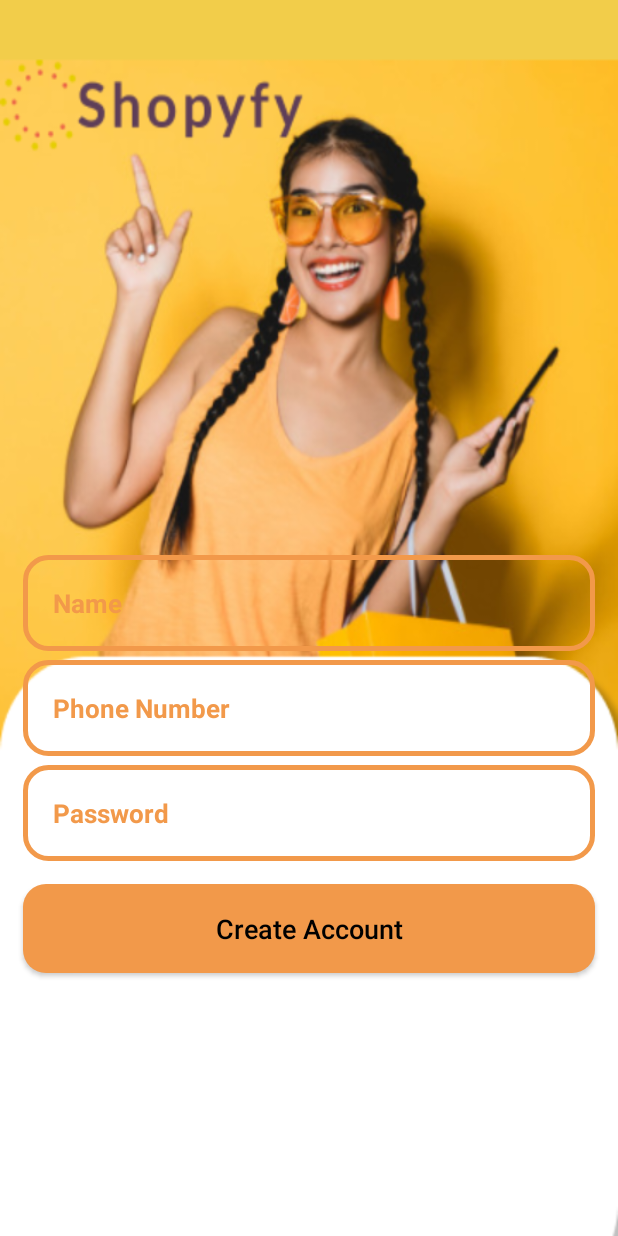
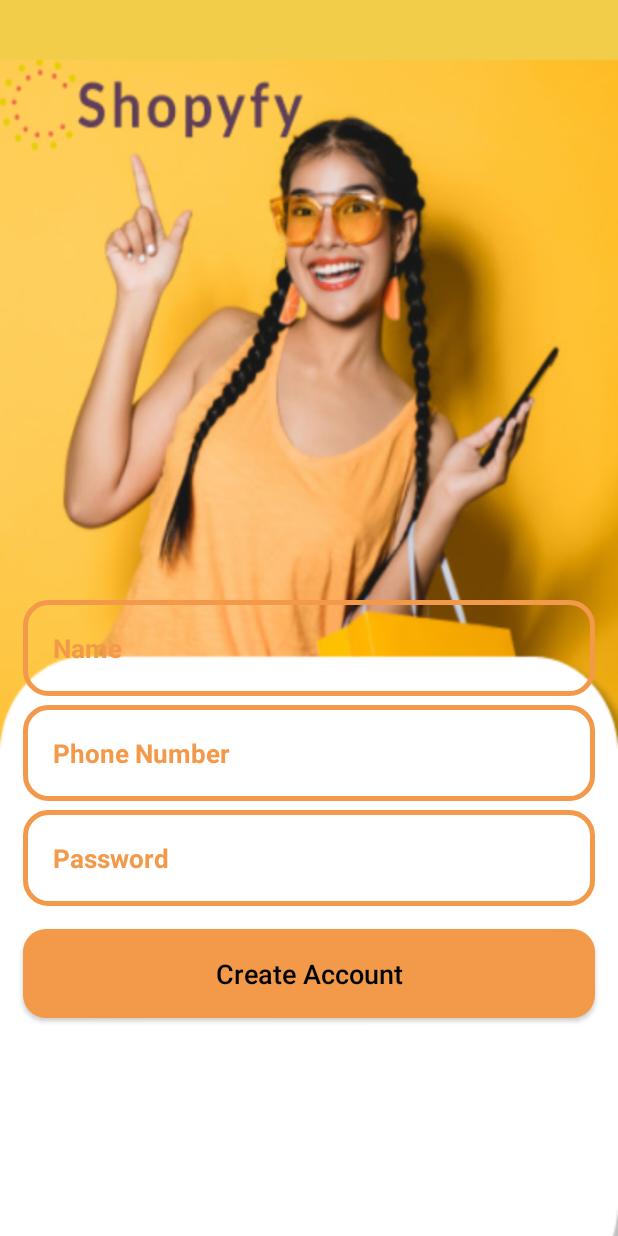
Before and after one commit to Bawani123/Shopify_new, an Android app: the RegisterActivity screen opened directly, with no data from a screen before it, on a phone screen of 412 x 824 dp. Run offline under Robolectric (Android 15) with nearby library versions, the phone set to English and light mode, and no system bars; our stand-ins replace Firebase (no records; nobody signed in at launch, a user with empty details on screens opened directly).

Commit message:
changed createaccount

```diff
--- a/app/src/main/res/layout/activity_register.xml
+++ b/app/src/main/res/layout/activity_register.xml
@@ -33,7 +33,7 @@
         android:textColorHint="@color/colorPrimaryDark"
         android:textSize="17sp"
         android:textStyle="bold"
-        android:layout_marginTop="80dp"
+        android:layout_marginTop="110dp"
 
         />
 
```
Also changed, not shown: gradle/wrapper/gradle-wrapper.properties.
